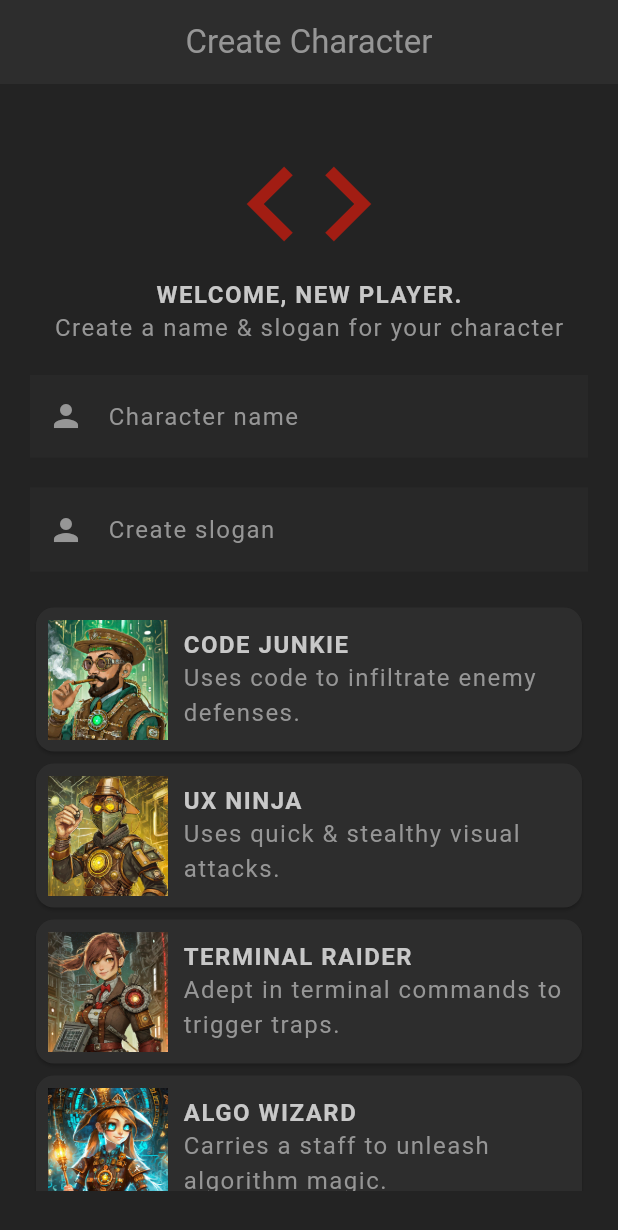
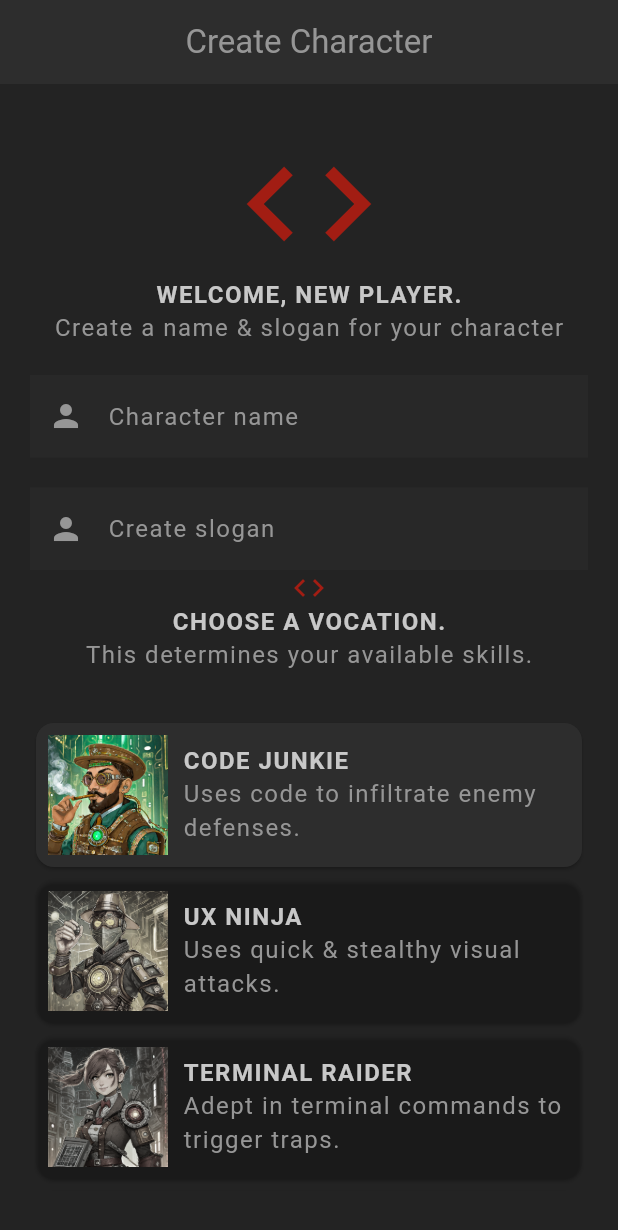
Before and after one commit to mengly-uch-cadt/MyFlutterLesson, a Flutter app: the screen it shows after launch, on a phone screen of 412 x 824 dp. Shown: the top 1230 px of the screen. Run offline on Flutter 3.47's test engine with Material 3 defaults, Android fonts, the phone set to English and light mode, and no system bars; our stand-ins replace google_fonts; Roboto replaces fonts that are missing (Kanit).

Commit message:
somplete with submit data

```diff
--- a/flutter_rpg/lib/models/character.dart
+++ b/flutter_rpg/lib/models/character.dart
@@ -31,6 +31,11 @@ class Character with Stats{
     skills.add(skill);
   }
 
+// @override
+//   String toString() {
+//     return 'Character{name: $name, slogan: $slogan, vocation: $vocation, id: $id}';
+//   }
+
 }
 
 // dummy character data
--- a/flutter_rpg/lib/screens/create/create.dart
+++ b/flutter_rpg/lib/screens/create/create.dart
@@ -1,10 +1,15 @@
 import 'package:flutter/material.dart';
+import 'package:flutter_rpg/models/character.dart';
 import 'package:flutter_rpg/models/vocation.dart';
 import 'package:flutter_rpg/screens/create/vocation_card.dart';
 import 'package:flutter_rpg/shared/styled_button.dart';
 import 'package:flutter_rpg/shared/styled_text.dart';
 import 'package:flutter_rpg/theme.dart';
 import 'package:google_fonts/google_fonts.dart';
+import 'package:uuid/uuid.dart';
+
+
+var uuid = const Uuid();
 
 class Create extends StatefulWidget {
   const Create({super.key});
@@ -26,20 +31,39 @@ class _CreateState extends State<Create> {
     _sloganController.dispose();
     super.dispose();
   }
+  // Handle vocation selection
+  Vocation selectedVocation = Vocation.junkie;
+
+  void updateVocation(Vocation vocation){
+    setState(() {
+      selectedVocation = vocation;
+    });
+  }
 
   void handleSubmit(){
     if(_nameController.text.trim().isEmpty){
-      print("Name must be not empty");
+          print('Name is required');
       return ;
     }
     if(_sloganController.text.trim().isEmpty){
-      print("Slogan must be not empty");
+          print('Slogan is required');
       return ;
     }
 
-    print(_nameController.text);
-    print(_sloganController.text);
+    characters.add(Character(
+      name: _nameController.text.trim(),
+      slogan: _sloganController.text.trim(),
+      vocation: selectedVocation,
+      id: uuid.v4()
+    ));
+    // Print the newly added character
+    // print('New Character Added: $characters');
 
+    // Print all characters
+    // print('All Characters:');
+    // for (var character in characters) {
+    //   print(character);
+    // }
   }
   @override
   Widget build(BuildContext context) {
@@ -84,25 +108,52 @@ class _CreateState extends State<Create> {
                   prefixIcon: Icon(Icons.person),// set icon for input
                   label: StyledText("Create slogan")
                 ),
+                style: GoogleFonts.kanit(
+                  textStyle: Theme.of(context).textTheme.bodyMedium
+                ),
               ),
-              const SizedBox(height: 20),
+              // select vocation title
+              Center(
+                child: Icon(Icons.code, color: AppColors.primaryColor),
+              ),
+              const Center(
+                child: StyledHeading('Choose a Vocation.')
+              ),
+              const Center(
+                child: StyledText('This determines your available skills.')
+              ),
+              const SizedBox(height:30),
 
-              const VocationCard(
-                vocation: Vocation.junkie
+              VocationCard(
+                vocation: Vocation.junkie,
+                onTap: updateVocation,
+                selected: selectedVocation == Vocation.junkie
               ),
-              const VocationCard(
-                vocation: Vocation.ninja
+              VocationCard(
+                vocation: Vocation.ninja,
+                onTap: updateVocation,
+                selected: selectedVocation == Vocation.ninja
               ),
-              const VocationCard(
-                vocation: Vocation.raider
+              VocationCard(
+                vocation: Vocation.raider,
+                onTap: updateVocation,
+                selected: selectedVocation == Vocation.raider
               ),
-              const VocationCard(
-                vocation: Vocation.wizard
+              VocationCard(
+                vocation: Vocation.wizard,
+                onTap: updateVocation,
+                selected: selectedVocation == Vocation.wizard
               ),
-
-
-
-
+              // good luck message
+              Center(
+                child: Icon(Icons.code, color: AppColors.primaryColor)
+              ),
+              const Center(
+                child: StyledHeading('Good Luck.')),
+              const Center(
+                child: StyledText('And enjoy the journey ahead...'),
+              ),
+              const SizedBox(height: 30),
               Center(
                 child: StyledButton(
                   onPressed: handleSubmit,
--- a/flutter_rpg/lib/screens/create/vocation_card.dart
+++ b/flutter_rpg/lib/screens/create/vocation_card.dart
@@ -4,17 +4,26 @@ import 'package:flutter_rpg/shared/styled_text.dart';
 import 'package:flutter_rpg/theme.dart';
 
 class VocationCard extends StatelessWidget {
-  const VocationCard({super.key, required this.vocation});
 
   final Vocation vocation;
+  final void Function(Vocation) onTap;
+  final bool selected;
+
+  const VocationCard({
+    super.key,
+    required this.vocation,
+    required this.onTap,
+    required this.selected
+  });
+
   @override
   Widget build(BuildContext context) {
     return GestureDetector(
       onTap: (){
-        print(vocation.title);
+        onTap(vocation);
       },
       child: Card(
-        color: AppColors.secondaryColor,
+        color: selected ? AppColors.secondaryColor : Colors.transparent,
         child: Padding(
           padding: const EdgeInsets.all(8),
           child: Row(
@@ -22,6 +31,7 @@ class VocationCard extends StatelessWidget {
               Image.asset('assets/img/vocations/${vocation.image}',
                 width: 80,
                 colorBlendMode: BlendMode.color,
+                color: !selected? Colors.black.withOpacity(0.8): Colors.transparent
               ),
               const SizedBox(width: 10,),
 
--- a/flutter_rpg/pubspec.yaml
+++ b/flutter_rpg/pubspec.yaml
@@ -36,6 +36,7 @@ dependencies:
   # Use with the CupertinoIcons class for iOS style icons.
   cupertino_icons: ^1.0.8
   google_fonts: ^6.2.1
+  uuid: ^4.5.1
 
 dev_dependencies:
   flutter_test:
```
Also changed, not shown: flutter_rpg/pubspec.lock.
